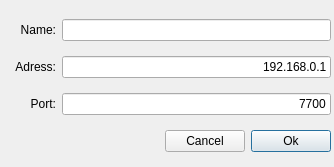
The window that TCPIP_Client/QT_UI/qt/settingsdialog.ui (DenSaoPin/TCPIP_chat) describes before a commit, drawn with Qt 5.
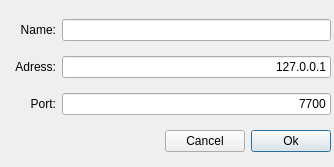
The same window after the commit.

Commit message: Changed default adress value to 127.0.0.1

The edit to the form file:
```diff
--- a/TCPIP_Client/QT_UI/qt/settingsdialog.ui
+++ b/TCPIP_Client/QT_UI/qt/settingsdialog.ui
@@ -82,7 +82,7 @@
        <enum>Qt::LeftToRight</enum>
       </property>
       <property name="text">
-       <string>192.168.0.1</string>
+       <string>127.0.0.1</string>
       </property>
       <property name="alignment">
        <set>Qt::AlignRight|Qt::AlignTrailing|Qt::AlignVCenter</set>
```
